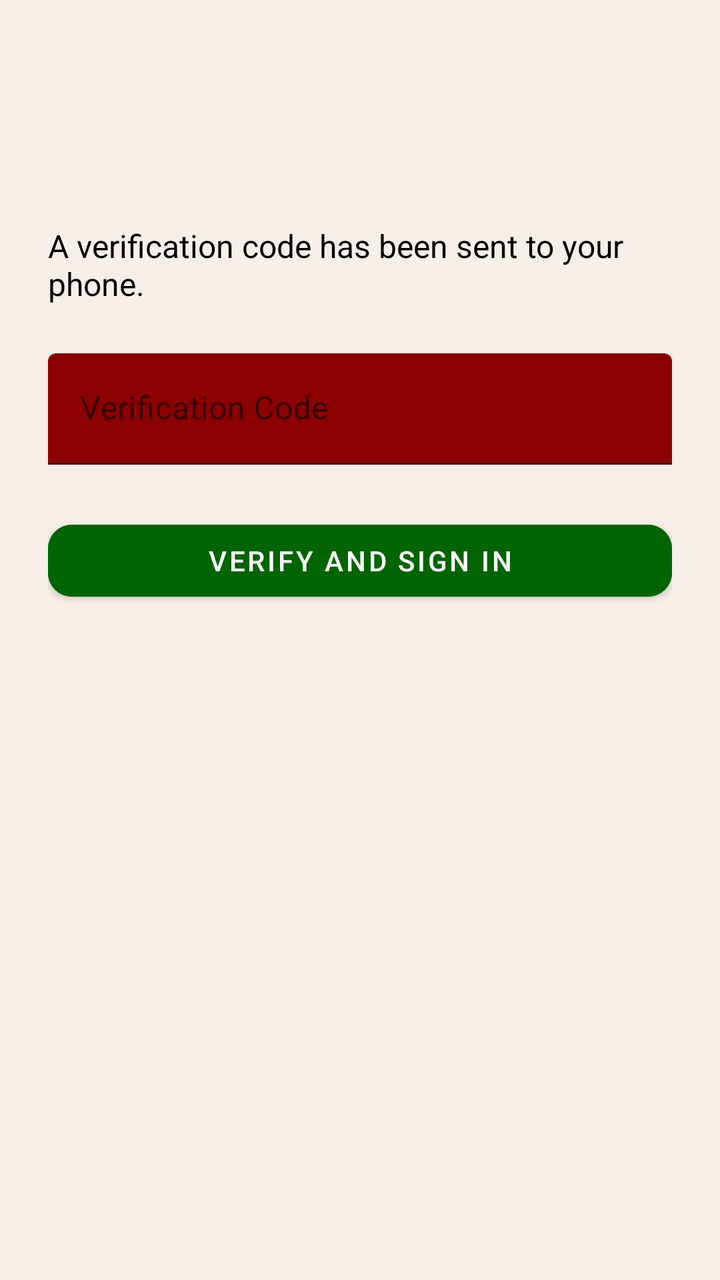
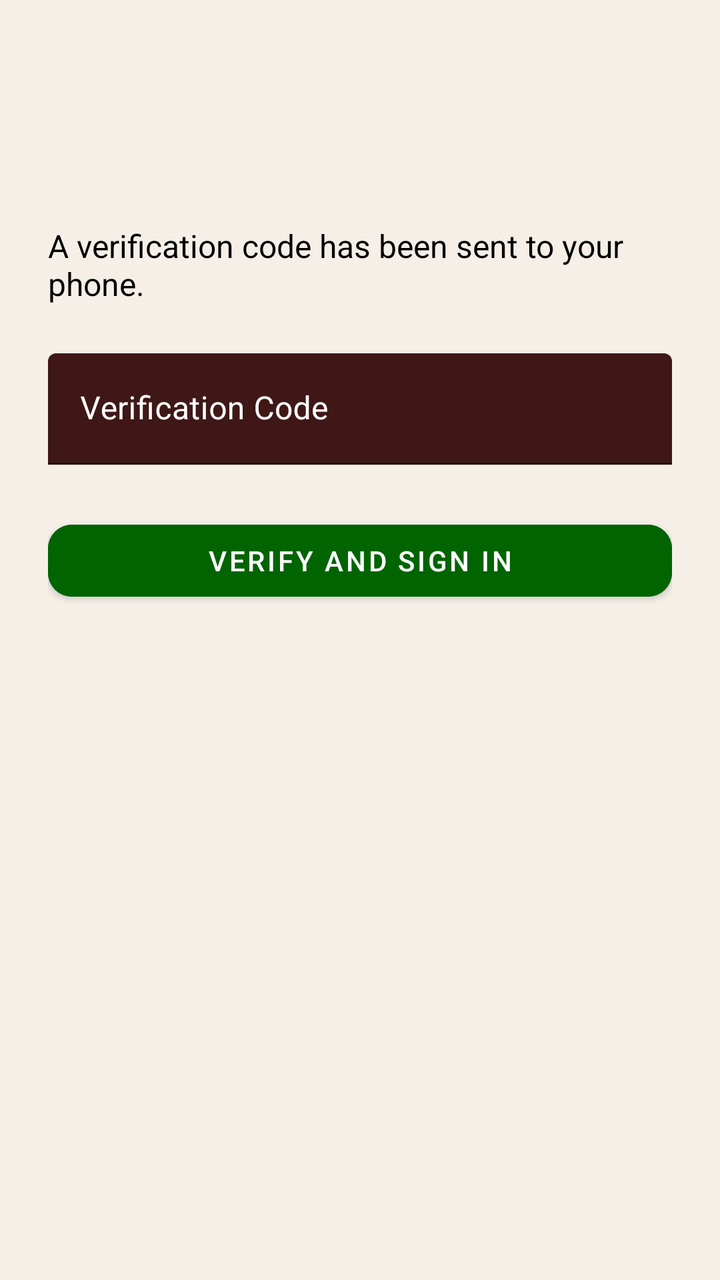

An Android layout rendered at two revisions. The XML below is the earlier revision; the diff shows what the commit changed to produce the second picture.
<!-- AndroidManifest.xml: application theme Theme.Therapy_app -->
<!-- res/layout/activity_mfa_signin.xml -->
<androidx.constraintlayout.widget.ConstraintLayout xmlns:android="http://schemas.android.com/apk/res/android"
    xmlns:app="http://schemas.android.com/apk/res-auto"
    android:padding="24dp"
    android:background="@color/beige"
    android:layout_width="match_parent"
    android:layout_height="match_parent">

    <com.google.android.material.appbar.MaterialToolbar
        android:id="@+id/toolbar"
        android:layout_width="0dp"
        android:layout_height="wrap_content"
        android:title="Verify Your Identity"
        android:titleTextColor="@android:color/black"
        android:background="@color/beige"
        app:layout_constraintTop_toTopOf="parent"
        app:layout_constraintStart_toStartOf="parent"
        app:layout_constraintEnd_toEndOf="parent" />

    <TextView
        android:id="@+id/mfaMessage"
        android:layout_width="0dp"
        android:layout_height="wrap_content"
        android:text="A verification code has been sent to your phone."
        android:textColor="@android:color/black"
        android:textSize="16sp"
        android:layout_marginTop="32dp"
        app:layout_constraintTop_toBottomOf="@id/toolbar"
        app:layout_constraintStart_toStartOf="parent"
        app:layout_constraintEnd_toEndOf="parent"/>

    <com.google.android.material.textfield.TextInputLayout
        android:id="@+id/codeLayout"
        android:layout_width="0dp"
        android:layout_height="wrap_content"
        android:layout_marginTop="24dp"
        app:boxBackgroundMode="filled"
        app:boxBackgroundColor="@color/red"
        app:hintTextColor="@color/white"
        app:boxStrokeColor="@color/white"
        app:layout_constraintTop_toBottomOf="@id/mfaMessage"
        app:layout_constraintStart_toStartOf="parent"
        app:layout_constraintEnd_toEndOf="parent">

        <com.google.android.material.textfield.TextInputEditText
            android:id="@+id/codeInput"
            android:layout_width="match_parent"
            android:layout_height="wrap_content"
            android:hint="Verification Code"
            android:textColor="@color/white"
            android:textColorHint="@color/white"/>
    </com.google.android.material.textfield.TextInputLayout>

    <com.google.android.material.button.MaterialButton
        android:id="@+id/verifyButton"
        android:layout_width="0dp"
        android:layout_height="wrap_content"
        android:layout_marginTop="24dp"
        android:text="Verify and Sign In"
        android:backgroundTint="@color/green"
        android:textColor="@color/white"
        app:cornerRadius="12dp"
        app:layout_constraintTop_toBottomOf="@id/codeLayout"
        app:layout_constraintStart_toStartOf="parent"
        app:layout_constraintEnd_toEndOf="parent"/>

</androidx.constraintlayout.widget.ConstraintLayout>
<!-- resources referenced by this layout -->
<resources>
  <color name="beige">#F5EFE8</color>
  <color name="green">#006400</color>
  <color name="red">#8B0000</color>
  <color name="white">#FFFFFFFF</color>
  <style name="Theme.Therapy_app" parent="Theme.MaterialComponents.DayNight.NoActionBar" />
</resources>

<!-- the commit's change to res/layout/activity_mfa_signin.xml (unified diff, before → after) -->
@@ -1,4 +1,6 @@
-<androidx.constraintlayout.widget.ConstraintLayout xmlns:android="http://schemas.android.com/apk/res/android"
+<?xml version="1.0" encoding="utf-8"?>
+<androidx.constraintlayout.widget.ConstraintLayout
+    xmlns:android="http://schemas.android.com/apk/res/android"
     xmlns:app="http://schemas.android.com/apk/res-auto"
     android:padding="24dp"
     android:background="@color/beige"
@@ -28,14 +30,15 @@
         app:layout_constraintStart_toStartOf="parent"
         app:layout_constraintEnd_toEndOf="parent"/>
 
+    
     <com.google.android.material.textfield.TextInputLayout
         android:id="@+id/codeLayout"
         android:layout_width="0dp"
         android:layout_height="wrap_content"
         android:layout_marginTop="24dp"
         app:boxBackgroundMode="filled"
-        app:boxBackgroundColor="@color/red"
-        app:hintTextColor="@color/white"
+        app:boxBackgroundColor="@color/red_dark"
+        app:hintTextColor="@color/hint_colors"
         app:boxStrokeColor="@color/white"
         app:layout_constraintTop_toBottomOf="@id/mfaMessage"
         app:layout_constraintStart_toStartOf="parent"
@@ -47,9 +50,11 @@
             android:layout_height="wrap_content"
             android:hint="Verification Code"
             android:textColor="@color/white"
-            android:textColorHint="@color/white"/>
+            android:textColorHint="@color/white"
+            android:textCursorDrawable="@null"/>
     </com.google.android.material.textfield.TextInputLayout>
 
+    
     <com.google.android.material.button.MaterialButton
         android:id="@+id/verifyButton"
         android:layout_width="0dp"
@@ -57,6 +62,7 @@
         android:layout_marginTop="24dp"
         android:text="Verify and Sign In"
         android:backgroundTint="@color/green"
+        app:rippleColor="@color/light_green"
         android:textColor="@color/white"
         app:cornerRadius="12dp"
         app:layout_constraintTop_toBottomOf="@id/codeLayout"
<!-- resource entries referenced after the edit -->
@@ -2,8 +2,15 @@
 <resources>
   <color name="beige">#F5EFE8</color>
   <color name="green">#006400</color>
-  <color name="red">#8B0000</color>
+  <color name="light_green">#88E788</color>
+  <color name="red_dark">#3F1717</color>
   <color name="white">#FFFFFFFF</color>
-  <style name="Theme.Therapy_app" parent="Theme.MaterialComponents.DayNight.NoActionBar" />
+  <style name="Theme.Therapy_app" parent="Theme.MaterialComponents.DayNight.NoActionBar">
+          <item name="textInputStyle">@style/MyTextInputStyle</item>
+      </style>
+  <style name="MyTextInputStyle" parent="Widget.MaterialComponents.TextInputLayout.FilledBox">
+          <item name="android:textColorHint">@color/white</item>
+          <item name="hintTextColor">@color/white</item>
+      </style>
 </resources>
 
